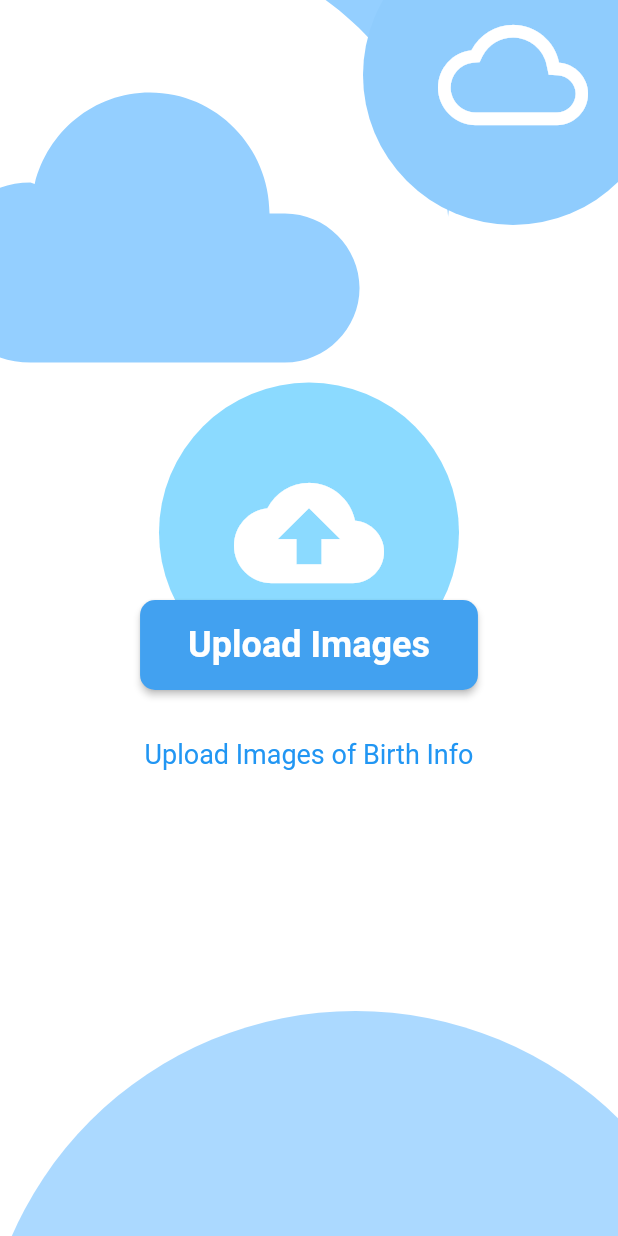
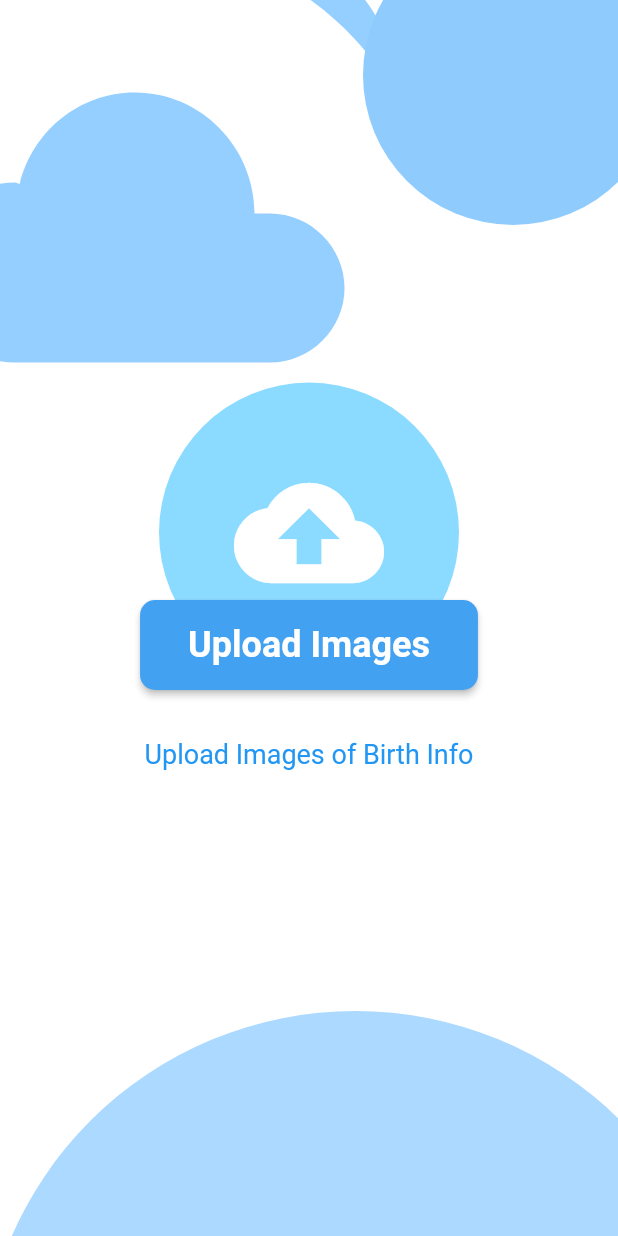
Before and after one commit to PriomDeb/Firebase-Image-Upload, a Flutter app: the screen it shows after launch, on a phone screen of 412 x 824 dp. Run offline on Flutter 3.47's test engine with Material 2 defaults, Android fonts, the phone set to English and light mode, and no system bars; our stand-ins replace file_picker, firebase_core, firebase_storage, wakelock; accounts and stored records are empty.

Commit message:
Icon removed from top right circle

```diff
--- a/lib/main.dart
+++ b/lib/main.dart
@@ -47,10 +47,10 @@ class _HomeScreenState extends State<HomeScreen> {
         children: [
           Positioned(
             top: -78,
-            left: -200,
+            left: -210,
             child: Container(
               width: 600,
-              height: 400,
+              height: 380,
               decoration: const BoxDecoration(
                 color: Color.fromARGB(178, 101, 186, 255),
                 shape: BoxShape.circle,
@@ -75,7 +75,7 @@ class _HomeScreenState extends State<HomeScreen> {
               child: const Icon(
                 Icons.wb_cloudy_outlined,
                 size: 100,
-                color: Color.fromARGB(255, 255, 255, 255),
+                color: Color.fromARGB(0, 255, 255, 255),
               ),
             ),
           ),
```
